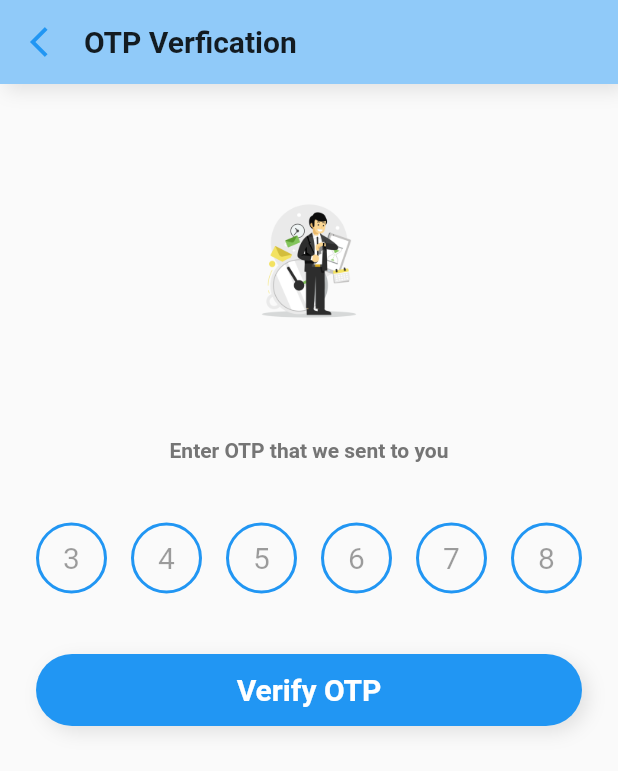
After one commit to ROYAImmobilier/ROYA_Immobilier, a Flutter app: the screen it shows after launch, on a phone screen of 412 x 824 dp. The commit adds this screen. Shown: the top 771 px of the screen. Run offline on Flutter 3.47's test engine with Material 2 defaults, Android fonts, the phone set to English and light mode, and no system bars; drawn by our look-alikes of loading_overlay, pin_input_text_field; our stand-ins replace cached_network_image, carousel_slider, expandable, flutter_screenutil, flutter_slidable, flutter_svg and 8 more; accounts and stored records are empty; network calls fail; project files that could hold a hidden picture were left out.

Commit message:
add verification

```diff
--- /dev/null
+++ b/lib/View/page/auth/Signup/verification.dart
@@ -0,0 +1,194 @@
+
+
+import 'package:flutter/material.dart';
+import 'package:get/get.dart';
+import 'package:get/get_core/src/get_main.dart';
+import 'package:loading_overlay/loading_overlay.dart';
+import 'package:pin_input_text_field/pin_input_text_field.dart';
+
+import '../../../../variable/variable.dart';
+class VerificationScreen extends StatefulWidget {
+  const VerificationScreen({Key? key}) : super(key: key);
+
+  @override
+  State<VerificationScreen> createState() => _VerificationScreenState();
+}
+
+class _VerificationScreenState extends State<VerificationScreen> {
+  TextEditingController otpController = TextEditingController();
+  String pinError = "" ;
+
+
+
+  @override
+  Widget build(BuildContext context) {
+    return  LoadingOverlay(
+      isLoading: isLogin,
+      progressIndicator: CircularProgressIndicator(
+        color: Theme.of(context).primaryColor,
+      ),
+      child: Scaffold(
+        body: InkWell(
+          splashColor: Colors.transparent,
+          highlightColor: Colors.transparent,
+          focusColor: Colors.transparent,
+          onTap: () {
+            FocusScope.of(context).requestFocus(FocusNode());
+          },
+          child: Column(
+            children: [
+              Padding(
+                padding: EdgeInsets.only(
+                  top: MediaQuery.of(context).padding.top,
+                ),
+                child: Container(
+                  height: AppBar().preferredSize.height,
+                  decoration: BoxDecoration(
+                    color: Theme.of(context).backgroundColor,
+                    boxShadow: [
+                      BoxShadow(
+                        color: Theme.of(context)
+                            .disabledColor
+                            .withOpacity(0.1),
+                        blurRadius: 10,
+                        offset: const Offset(4, 4),
+                      )
+                    ],
+                  ),
+                  child: Row(
+                    children: [
+                      Padding(
+                        padding: const EdgeInsets.only(left: 8),
+                        child: SizedBox(
+                          width: AppBar().preferredSize.height - 8,
+                          height: AppBar().preferredSize.height - 8,
+                          child: Material(
+                            color: Colors.transparent,
+                            child: InkWell(
+                              onTap: () {
+                                Get.back();
+                              },
+                              borderRadius: BorderRadius.circular(32),
+                              child: Padding(
+                                padding: const EdgeInsets.all(8),
+                                child: Icon(
+                                  Icons.arrow_back_ios,
+                                  color: Theme.of(context).primaryColor,
+                                ),
+                              ),
+                            ),
+                          ),
+                        ),
+                      ),
+                      const Expanded(
+                          child: Text(
+                            "OTP Verfication",
+                            style: TextStyle(
+                              fontSize: 20,
+                              fontWeight: FontWeight.bold,
+                            ),
+                          ))
+                    ],
+                  ),
+                ),
+              ),
+              Expanded(
+                  child: SingleChildScrollView(
+                    physics: const BouncingScrollPhysics(),
+                    child: Column(
+                      mainAxisAlignment: MainAxisAlignment.spaceBetween,
+                      crossAxisAlignment: CrossAxisAlignment.center,
+                      children: [
+                        Padding(
+                          padding: const EdgeInsets.all(30),
+                          child: AspectRatio(
+                            aspectRatio: 2,
+                            child: Image.asset(
+                              "assets/resources/intro2.png",
+                            ),
+                          ),
+                        ),
+                        Padding(
+                          padding: const EdgeInsets.symmetric(horizontal: 20),
+                          child: Text(
+                            "Enter OTP that we sent to you",
+                            style: TextStyle(
+                              fontWeight: FontWeight.bold,
+                              color: Colors.grey.shade600,
+                            ),
+                          ),
+                        ),
+                        Padding(
+                          padding: const EdgeInsets.only(
+                              left: 24, right: 24, top: 40),
+                          child: PinInputTextField(
+                            controller: otpController,
+                            pinLength: 6,
+                            textInputAction: TextInputAction.done,
+                            decoration: CirclePinDecoration(
+                                strokeColorBuilder: FixedColorBuilder(
+                                    Theme.of(context).primaryColor),
+                                hintText: "345678",
+                                errorText: pinError.isEmpty
+                                    ? null
+                                    : pinError,
+                                strokeWidth: 2,
+                                hintTextStyle: TextStyle(
+                                  color: Theme.of(context).disabledColor,
+                                  fontSize: 20,
+                                )),
+                          ),
+                        ),
+                        Padding(
+                          padding: const EdgeInsets.only(
+                            left: 24,
+                            right: 24,
+                            bottom: 30,
+                            top: 40,
+                          ),
+                          child: Container(
+                            height: 48,
+                            decoration: BoxDecoration(
+                              borderRadius: BorderRadius.circular(30),
+                              boxShadow: [
+                                BoxShadow(
+                                  offset: const Offset(4, 4),
+                                  blurRadius: 10,
+                                  color: Theme.of(context)
+                                      .disabledColor
+                                      .withOpacity(0.1),
+                                )
+                              ],
+                              color: Theme.of(context).primaryColor,
+                            ),
+                            child: Material(
+                              color: Colors.transparent,
+                              child: InkWell(
+                                onTap: () {
+                                //verifiaction
+                                },
+                                borderRadius: BorderRadius.circular(30),
+                                child: const Center(
+                                  child: Text(
+                                    "Verify OTP",
+                                    style: TextStyle(
+                                      color: Colors.white,
+                                      fontWeight: FontWeight.bold,
+                                      fontSize: 20,
+                                    ),
+                                  ),
+                                ),
+                              ),
+                            ),
+                          ),
+                        )
+                      ],
+                    ),
+                  ))
+            ],
+          ),
+        ),
+      ),
+    );
+  }
+}
--- a/lib/main.dart
+++ b/lib/main.dart
@@ -11,6 +11,7 @@ import 'package:shared_preferences/shared_preferences.dart';
 import 'Model/ability.dart';
 import 'Model/joke.dart';
 import 'View/page/auth/Login/components/body.dart';
+import 'View/page/auth/Signup/verification.dart';
 import 'View/page/serche_page.dart';
 import 'View/routing_screen.dart';
 import 'package:http/http.dart' as http;
@@ -89,7 +90,7 @@ class _MyAppState extends State<MyApp> {
       translations: Transation(),
       locale: Locale('fr'),
       fallbackLocale: Locale('fr'),
-      home: OnBoarding(),
+      home: VerificationScreen(),
       // initialRoute: RouteScreen.getHomepage(),
       //     getPages: RouteScreen.route,
     );
--- a/pubspec.yaml
+++ b/pubspec.yaml
@@ -52,6 +52,8 @@ dependencies:
   url_launcher: ^6.0.17
   expandable: ^5.0.1
   lazy_load_scrollview: ^1.3.0
+  loading_overlay: ^0.3.0
+  pin_input_text_field: ^4.1.2
 
 
 
```
Also changed, not shown: lib/Model/repositery.dart (+35 -11 lines), lib/View/page/Home/widget/stackwidget_2.dart (+14 -0 lines), lib/View/page/Home/widget/tabletstackwidget.dart (+12 -11 lines), lib/View/page/Profile/detaille_profile.dart (+10 -10 lines), lib/View/page/Profile/profile.dart (+7 -7 lines), lib/View/page/contact_send.dart (+7 -7 lines), pubspec.lock.
